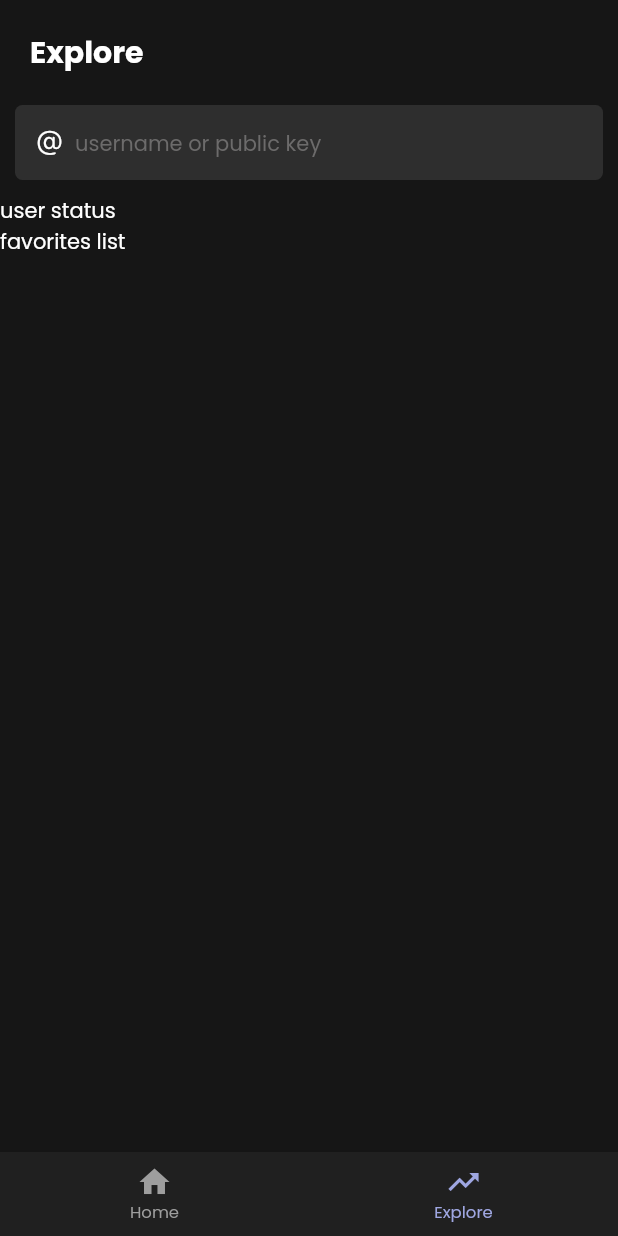
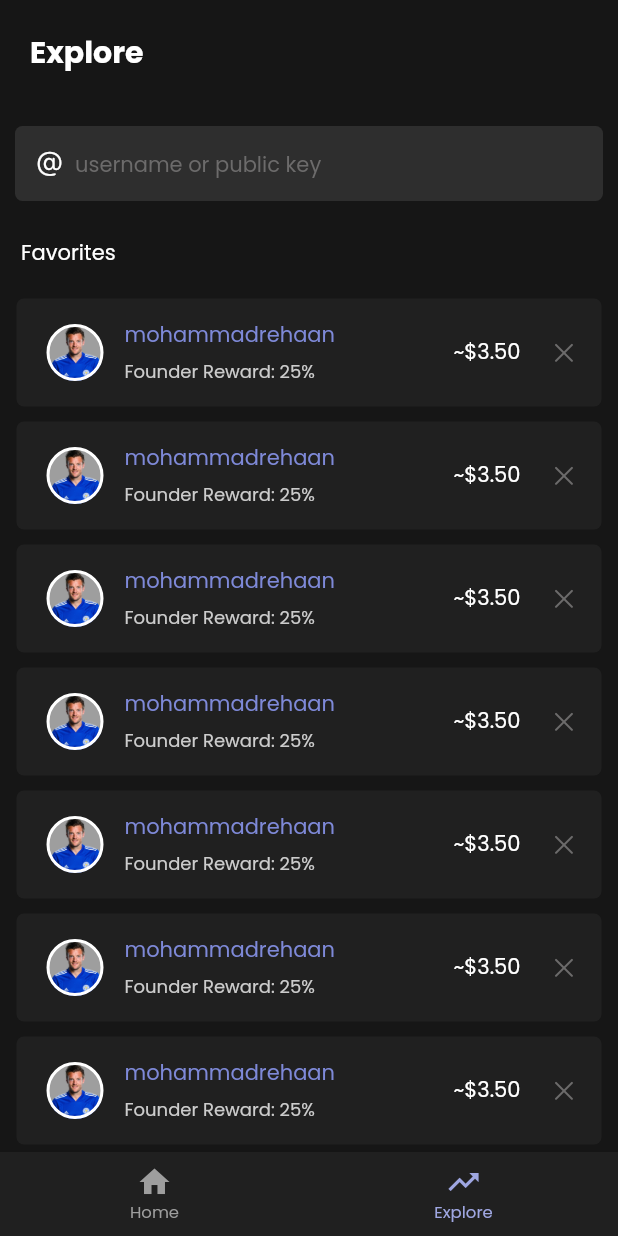
Before and after one commit to reyhaan/cloutbook, a Flutter app: the screen it shows after launch, item 2 of the bottom bar chosen, on a phone screen of 412 x 824 dp. Run offline on Flutter 3.47's test engine with Material 2 defaults, Android fonts, the phone set to English and light mode, and no system bars; our stand-ins replace google_fonts.

Commit message:
add favorite list to explore bar

```diff
--- a/lib/config/palette.dart
+++ b/lib/config/palette.dart
@@ -8,4 +8,5 @@ class Palette {
   static const Color foreground = Color(0xFF202020);
   static const Color secondaryForeground = Color(0xFF2E2E2E);
   static const Color hintColor = Color(0xFF6C6B6B);
+  static const Color textSecondary = Color(0xFFCCCCCC);
 }
--- a/lib/screens/ExploreScreen.dart
+++ b/lib/screens/ExploreScreen.dart
@@ -1,3 +1,4 @@
+import 'package:cloutbook/widgets/FavoriteList.dart';
 import 'package:cloutbook/widgets/SearchBar.dart';
 import 'package:flutter/material.dart';
 
@@ -24,9 +25,12 @@ class _ExploreScreenState extends State<ExploreScreen> {
                   .copyWith(color: Colors.white, fontWeight: FontWeight.bold),
             ),
           ),
+          SizedBox(
+            height: 14,
+          ),
           SearchBar(),
-          Text('user status'),
-          Text('favorites list')
+          FavoriteList(),
+          SizedBox(height: 32)
         ],
       ),
     );
--- /dev/null
+++ b/lib/widgets/FavoriteList.dart
@@ -0,0 +1,112 @@
+import 'package:cloutbook/assets.dart';
+import 'package:cloutbook/config/palette.dart';
+import 'package:flutter/cupertino.dart';
+import 'package:flutter/material.dart';
+
+class FavoriteList extends StatefulWidget {
+  FavoriteList({Key key}) : super(key: key);
+
+  @override
+  _FavoriteListState createState() => _FavoriteListState();
+}
+
+class _FavoriteListState extends State<FavoriteList> {
+  @override
+  Widget build(BuildContext context) {
+    return Container(
+      child: Column(
+        children: [
+          Row(
+            children: [
+              Padding(
+                padding: const EdgeInsets.fromLTRB(14, 14, 10, 10),
+                child: Text('Favorites'),
+              ),
+            ],
+          ),
+          ListItem(),
+          ListItem(),
+          ListItem(),
+          ListItem(),
+          ListItem(),
+          ListItem(),
+          ListItem(),
+          ListItem()
+        ],
+      ),
+    );
+  }
+}
+
+class ListItem extends StatelessWidget {
+  const ListItem({Key key}) : super(key: key);
+
+  @override
+  Widget build(BuildContext context) {
+    return Container(
+      margin: EdgeInsets.fromLTRB(11, 10, 11, 0),
+      padding: EdgeInsets.fromLTRB(20, 14, 16, 14),
+      decoration: BoxDecoration(
+        borderRadius: BorderRadius.circular(5),
+        color: Palette.foreground,
+      ),
+      child: Row(
+        crossAxisAlignment: CrossAxisAlignment.center,
+        mainAxisAlignment: MainAxisAlignment.spaceBetween,
+        children: [
+          Column(
+            children: [
+              Row(
+                children: [
+                  Container(
+                    height: 38,
+                    width: 38,
+                    margin: EdgeInsets.only(right: 14),
+                    decoration: BoxDecoration(
+                      color: Colors.grey,
+                      image: DecorationImage(
+                        image: AssetImage(Assets.avatar),
+                      ),
+                      shape: BoxShape.circle,
+                      border: Border.all(color: Colors.white, width: 2),
+                    ),
+                  ),
+                  Column(
+                    crossAxisAlignment: CrossAxisAlignment.start,
+                    mainAxisAlignment: MainAxisAlignment.center,
+                    children: [
+                      Container(
+                        child: Text(
+                          'mohammadrehaan',
+                          style: TextStyle(color: Palette.primary4),
+                        ),
+                      ),
+                      SizedBox(height: 5.0),
+                      Text(
+                        'Founder Reward: 25%',
+                        textAlign: TextAlign.left,
+                        style: TextStyle(
+                            color: Palette.textSecondary, fontSize: 12.0),
+                      ),
+                    ],
+                  ),
+                ],
+              ),
+            ],
+          ),
+          Row(
+            children: [
+              Text('~\$3.50'),
+              SizedBox(width: 20),
+              Icon(
+                CupertinoIcons.xmark,
+                size: 18.0,
+                color: Palette.hintColor,
+              ),
+            ],
+          )
+        ],
+      ),
+    );
+  }
+}
```
